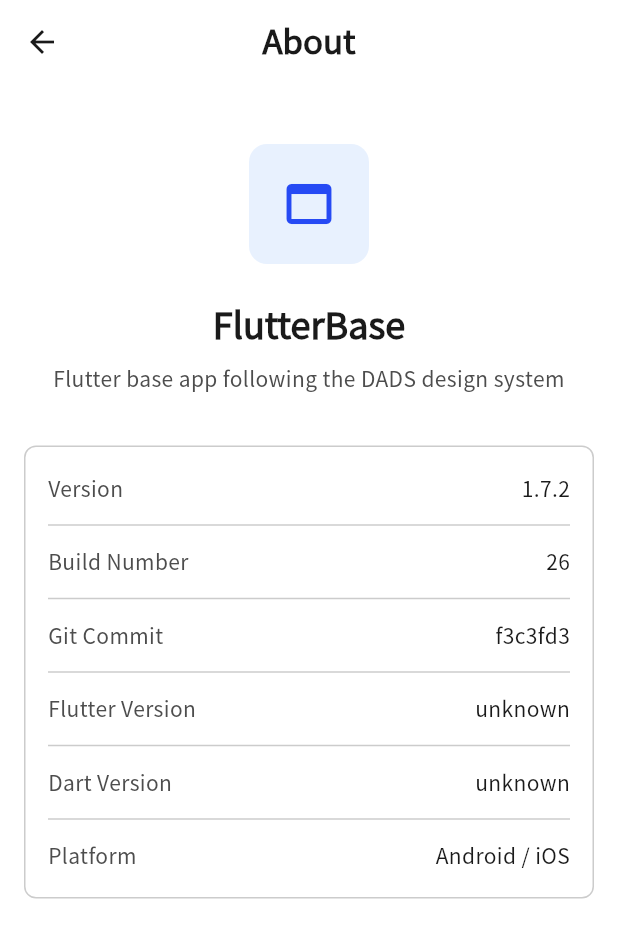
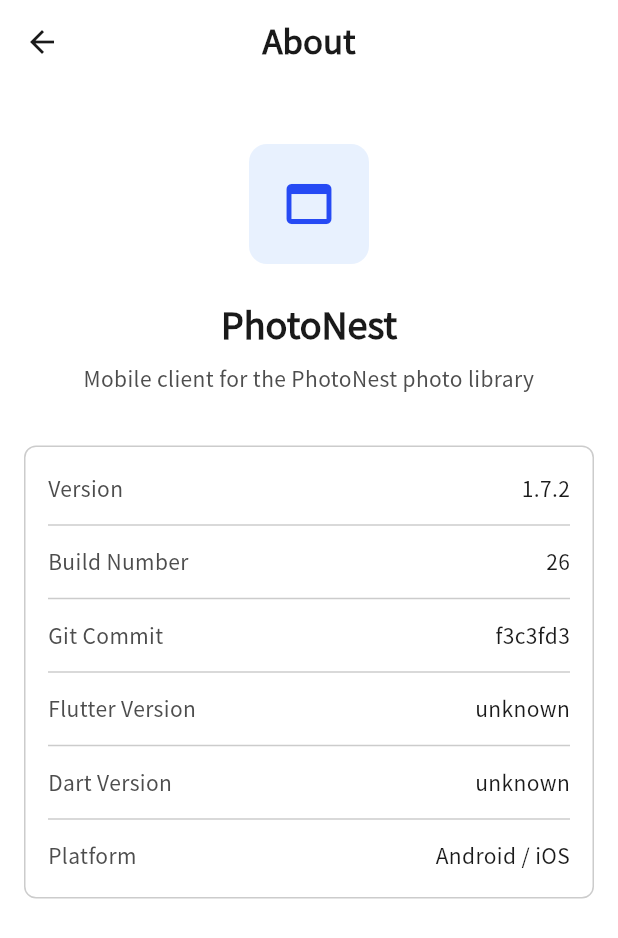
Before and after one commit to kiyoteruhosoda/photonestapp, a Flutter app: the AboutPage screen opened by its route, on a phone screen of 412 x 824 dp. Shown: the top 938 px of the screen. Run offline on Flutter 3.47's test engine with Material 3 defaults, Android fonts, the phone set to English and light mode, and no system bars; our stand-ins replace flutter_riverpod, get_it, go_router, logger, package_info_plus, shared_preferences and 1 more; missing offline and left inert: photo_manager; accounts and stored records are empty.

Commit message:
chore(identity): アプリ名を PhotoNest に変更
Co-Authored-By: Claude Fable 5 <noreply@anthropic.com>
Claude-Session: https://claude.ai/code/session_01J7uAVHEaNBSycxm7noTCDh

```diff
--- a/lib/shared/app_config.dart
+++ b/lib/shared/app_config.dart
@@ -13,18 +13,18 @@ class AppConfig {
   // ─── Identity ─────────────────────────────────────────────────────
   /// Display name shown in the MaterialApp title, drawer header,
   /// and About page.
-  static const String appName = 'FlutterBase';
+  static const String appName = 'PhotoNest';
 
   /// One-line description shown on the About page.
   static const String appDescription =
-      'Flutter base app following the DADS design system';
+      'Mobile client for the PhotoNest photo library';
 
   /// Short tagline rendered under the app name in the drawer.
-  static const String appTagline = 'DADS Design System';
+  static const String appTagline = 'Your photos, in your nest';
 
   // ─── Home page copy ───────────────────────────────────────────────
-  static const String homeSubtitle = 'DADS Design System App';
-  static const String homeCardTitle = 'DADS Design System';
+  static const String homeSubtitle = 'PhotoNest';
+  static const String homeCardTitle = 'PhotoNest';
 
   // ─── Deep links (App Links) ───────────────────────────────────────
   /// Domain that Android verifies against
```
Also changed, not shown: 1 other file.
